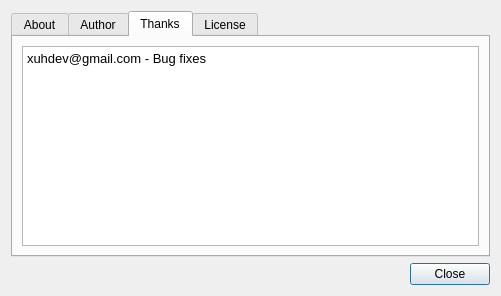
Above: src/ui/about.ui from anilFree/seascope before the change. Below: the same form after it.
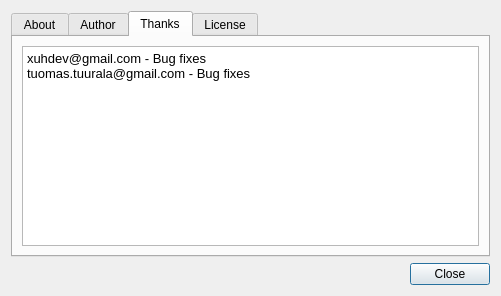
That is the form after the change. The open tabs and pages were chosen to show the change.

Commit message: editor-rw utf8 fix by tuomas.tuurala

What changed in the file:
```diff
--- a/src/ui/about.ui
+++ b/src/ui/about.ui
@@ -169,6 +169,7 @@
 p, li { white-space: pre-wrap; }
 &lt;/style&gt;&lt;/head&gt;&lt;body style=&quot; font-family:'Sans'; font-size:10pt; font-weight:400; font-style:normal;&quot;&gt;
 &lt;p style=&quot; margin-top:0px; margin-bottom:0px; margin-left:0px; margin-right:0px; -qt-block-indent:0; text-indent:0px;&quot;&gt;xuhdev@gmail.com - Bug fixes&lt;/p&gt;
+&lt;p style=&quot; margin-top:0px; margin-bottom:0px; margin-left:0px; margin-right:0px; -qt-block-indent:0; text-indent:0px;&quot;&gt;tuomas.tuurala@gmail.com - Bug fixes&lt;/p&gt;
 &lt;p style=&quot;-qt-paragraph-type:empty; margin-top:0px; margin-bottom:0px; margin-left:0px; margin-right:0px; -qt-block-indent:0; text-indent:0px;&quot;&gt;&lt;/p&gt;
 &lt;p style=&quot; margin-top:0px; margin-bottom:0px; margin-left:0px; margin-right:0px; -qt-block-indent:0; text-indent:0px;&quot;&gt;&lt;br /&gt;&lt;/p&gt;
 &lt;p style=&quot;-qt-paragraph-type:empty; margin-top:0px; margin-bottom:0px; margin-left:0px; margin-right:0px; -qt-block-indent:0; text-indent:0px;&quot;&gt;&lt;/p&gt;
```
The commit also changes 1 other file.
